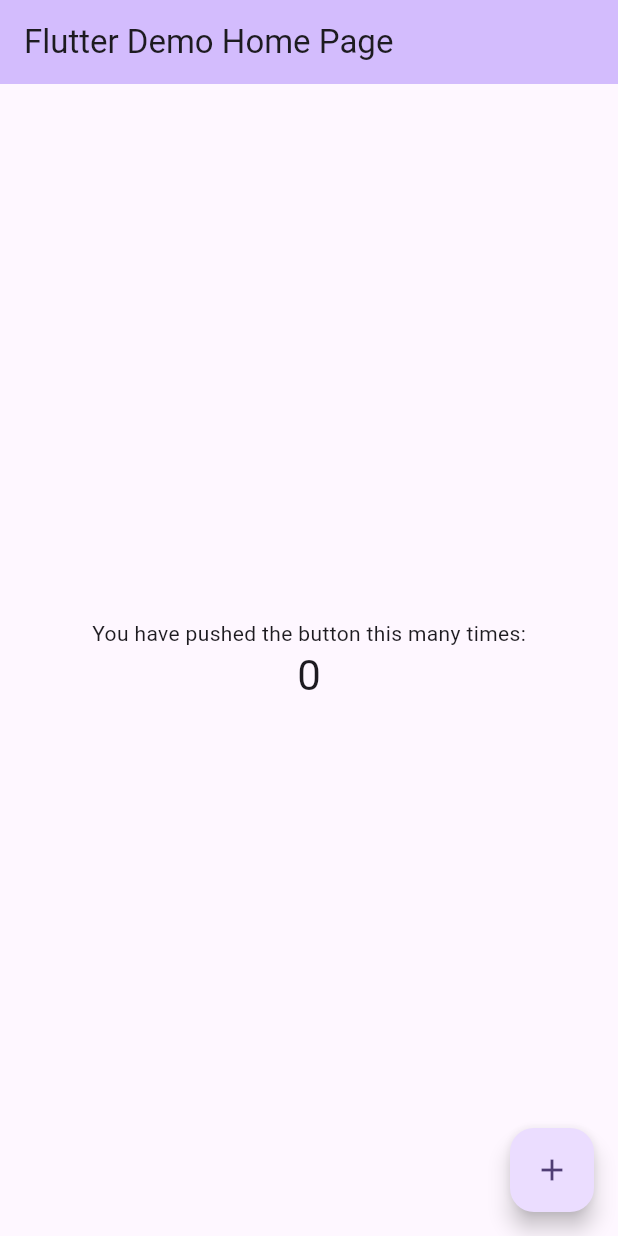
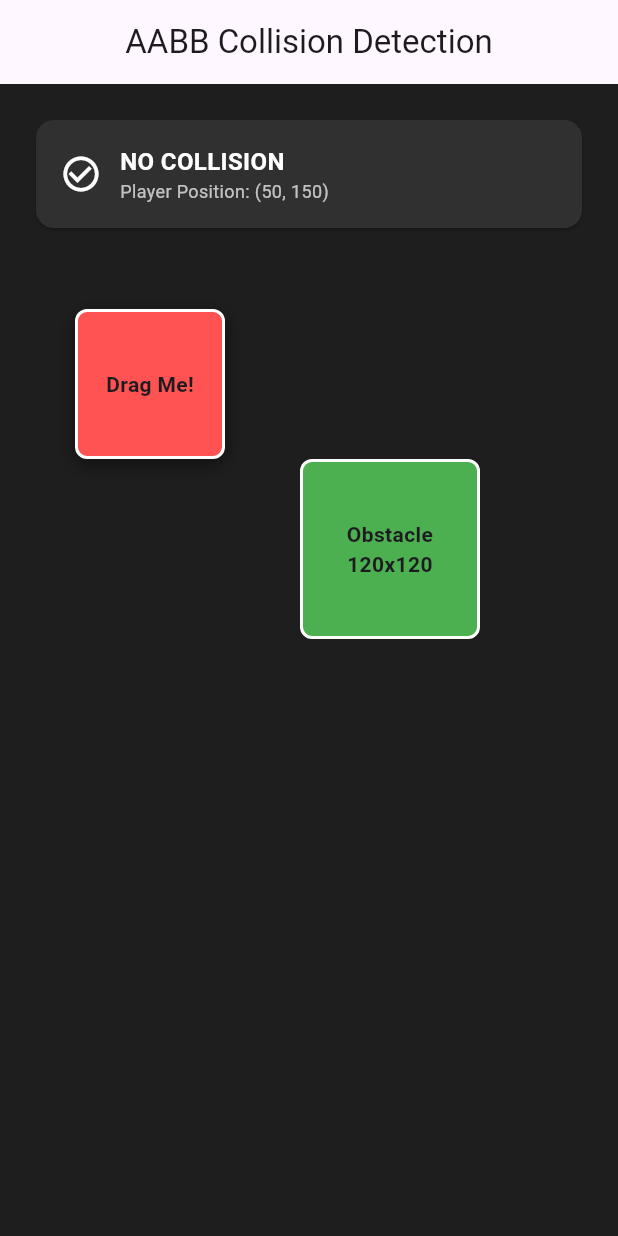
Before and after one commit to ChrisWongAtCUHK/flutter-learning-notes, a Flutter app: the screen it shows after launch, on a phone screen of 412 x 824 dp. Run offline on Flutter 3.47's test engine with Material 3 defaults, Android fonts, the light colour scheme and no system bars.

Commit message:
Gemini AABB Collision Detection Demo

```diff
--- a/aabb_collision_demo/lib/main.dart
+++ b/aabb_collision_demo/lib/main.dart
@@ -30,92 +30,170 @@ class MyApp extends StatelessWidget {
         // tested with just a hot reload.
         colorScheme: .fromSeed(seedColor: Colors.deepPurple),
       ),
-      home: const MyHomePage(title: 'Flutter Demo Home Page'),
+      home: const CollisionDemoScreen(),
     );
   }
 }
 
-class MyHomePage extends StatefulWidget {
-  const MyHomePage({super.key, required this.title});
-
-  // This widget is the home page of your application. It is stateful, meaning
-  // that it has a State object (defined below) that contains fields that affect
-  // how it looks.
-
-  // This class is the configuration for the state. It holds the values (in this
-  // case the title) provided by the parent (in this case the App widget) and
-  // used by the build method of the State. Fields in a Widget subclass are
-  // always marked "final".
-
-  final String title;
+class CollisionDemoScreen extends StatefulWidget {
+  const CollisionDemoScreen({super.key});
 
   @override
-  State<MyHomePage> createState() => _MyHomePageState();
+  State<CollisionDemoScreen> createState() => _CollisionDemoScreenState();
 }
 
-class _MyHomePageState extends State<MyHomePage> {
-  int _counter = 0;
+class _CollisionDemoScreenState extends State<CollisionDemoScreen> {
+  // Player Box Properties (Position and Dimensions)
+  Offset _playerPosition = const Offset(50, 150);
+  final Size _playerSize = const Size(100, 100);
 
-  void _incrementCounter() {
-    setState(() {
-      // This call to setState tells the Flutter framework that something has
-      // changed in this State, which causes it to rerun the build method below
-      // so that the display can reflect the updated values. If we changed
-      // _counter without calling setState(), then the build method would not be
-      // called again, and so nothing would appear to happen.
-      _counter++;
-    });
+  // Obstacle Box Properties (Fixed Position and Dimensions)
+  final Offset _obstaclePosition = const Offset(200, 250);
+  final Size _obstacleSize = const Size(120, 120);
+
+  /// Converts position and size into Flutter's built-in [Rect] representation
+  Rect _getRect(Offset position, Size size) {
+    return Rect.fromLTWH(position.dx, position.dy, size.width, size.height);
+  }
+
+  /// Core AABB Collision Logic
+  /// Uses Flutter's built-in [Rect.overlaps] method
+  bool _checkCollision() {
+    final Rect playerRect = _getRect(_playerPosition, _playerSize);
+    final Rect obstacleRect = _getRect(_obstaclePosition, _obstacleSize);
+
+    // Equivalent to:
+    // playerRect.left < obstacleRect.right &&
+    // playerRect.right > obstacleRect.left &&
+    // playerRect.top < obstacleRect.bottom &&
+    // playerRect.bottom > obstacleRect.top
+    return playerRect.overlaps(obstacleRect);
   }
 
   @override
   Widget build(BuildContext context) {
-    // This method is rerun every time setState is called, for instance as done
-    // by the _incrementCounter method above.
-    //
-    // The Flutter framework has been optimized to make rerunning build methods
-    // fast, so that you can just rebuild anything that needs updating rather
-    // than having to individually change instances of widgets.
+    final bool isColliding = _checkCollision();
+
     return Scaffold(
       appBar: AppBar(
-        // TRY THIS: Try changing the color here to a specific color (to
-        // Colors.amber, perhaps?) and trigger a hot reload to see the AppBar
-        // change color while the other colors stay the same.
-        backgroundColor: Theme.of(context).colorScheme.inversePrimary,
-        // Here we take the value from the MyHomePage object that was created by
-        // the App.build method, and use it to set our appbar title.
-        title: Text(widget.title),
+        title: const Text('AABB Collision Detection'),
+        centerTitle: true,
       ),
-      body: Center(
-        // Center is a layout widget. It takes a single child and positions it
-        // in the middle of the parent.
+      body: Stack(
+        children: [
+          // Background Canvas Container
+          Positioned.fill(child: Container(color: const Color(0xFF1E1E1E))),
+
+          // 1. Fixed Obstacle Box
+          Positioned(
+            left: _obstaclePosition.dx,
+            top: _obstaclePosition.dy,
+            child: Container(
+              width: _obstacleSize.width,
+              height: _obstacleSize.height,
+              decoration: BoxDecoration(
+                color: isColliding ? Colors.blue : Colors.green,
+                borderRadius: BorderRadius.circular(8),
+                border: Border.all(color: Colors.white, width: 2),
+              ),
+              child: Center(
+                child: Text(
+                  'Obstacle\n${_obstacleSize.width.toInt()}x${_obstacleSize.height.toInt()}',
+                  textAlign: TextAlign.center,
+                  style: const TextStyle(fontWeight: FontWeight.bold),
+                ),
+              ),
+            ),
+          ),
+
+          // 2. Draggable Player Box
+          Positioned(
+            left: _playerPosition.dx,
+            top: _playerPosition.dy,
+            child: GestureDetector(
+              onPanUpdate: (details) {
+                setState(() {
+                  // Update player position based on drag movement
+                  _playerPosition += details.delta;
+                });
+              },
+              child: Container(
+                width: _playerSize.width,
+                height: _playerSize.height,
+                decoration: BoxDecoration(
+                  color: isColliding ? Colors.blue : Colors.redAccent,
+                  borderRadius: BorderRadius.circular(8),
+                  border: Border.all(color: Colors.white, width: 2),
+                  boxShadow: const [
+                    BoxShadow(
+                      color: Colors.black45,
+                      blurRadius: 10,
+                      offset: Offset(0, 4),
+                    ),
+                  ],
+                ),
+                child: const Center(
+                  child: Text(
+                    'Drag Me!',
+                    style: TextStyle(fontWeight: FontWeight.bold),
+                  ),
+                ),
+              ),
+            ),
+          ),
+
+          // 3. UI Status Banner
+          Positioned(
+            top: 20,
+            left: 20,
+            right: 20,
+            child: Card(
+              color: isColliding
+                  ? Colors.blue.withAlpha((0.9 * 255).round())
+                  : Colors.grey[850],
+              child: Padding(
+                padding: const EdgeInsets.all(16.0),
+                child: Row(
+                  children: [
+                    Icon(
+                      isColliding
+                          ? Icons.warning_amber_rounded
+                          : Icons.check_circle_outline,
+                      color: Colors.white,
+                      size: 28,
+                    ),
+                    const SizedBox(width: 12),
+                    Expanded(
                       child: Column(
-          // Column is also a layout widget. It takes a list of children and
-          // arranges them vertically. By default, it sizes itself to fit its
-          // children horizontally, and tries to be as tall as its parent.
-          //
-          // Column has various properties to control how it sizes itself and
-          // how it positions its children. Here we use mainAxisAlignment to
-          // center the children vertically; the main axis here is the vertical
-          // axis because Columns are vertical (the cross axis would be
-          // horizontal).
-          //
-          // TRY THIS: Invoke "debug painting" (choose the "Toggle Debug Paint"
-          // action in the IDE, or press "p" in the console), to see the
-          // wireframe for each widget.
-          mainAxisAlignment: .center,
+                        crossAxisAlignment: CrossAxisAlignment.start,
+                        mainAxisSize: MainAxisSize.min,
                         children: [
-            const Text('You have pushed the button this many times:'),
                           Text(
-              '$_counter',
-              style: Theme.of(context).textTheme.headlineMedium,
+                            isColliding
+                                ? 'COLLISION DETECTED!'
+                                : 'NO COLLISION',
+                            style: const TextStyle(
+                              fontSize: 16,
+                              fontWeight: FontWeight.bold,
+                              color: Colors.white,
+                            ),
+                          ),
+                          Text(
+                            'Player Position: (${_playerPosition.dx.toInt()}, ${_playerPosition.dy.toInt()})',
+                            style: const TextStyle(
+                              fontSize: 12,
+                              color: Colors.white70,
+                            ),
                           ),
                         ],
                       ),
                     ),
-      floatingActionButton: FloatingActionButton(
-        onPressed: _incrementCounter,
-        tooltip: 'Increment',
-        child: const Icon(Icons.add),
+                  ],
+                ),
+              ),
+            ),
+          ),
+        ],
       ),
     );
   }
```
Lines whose indentation alone changed are shown as unchanged.
